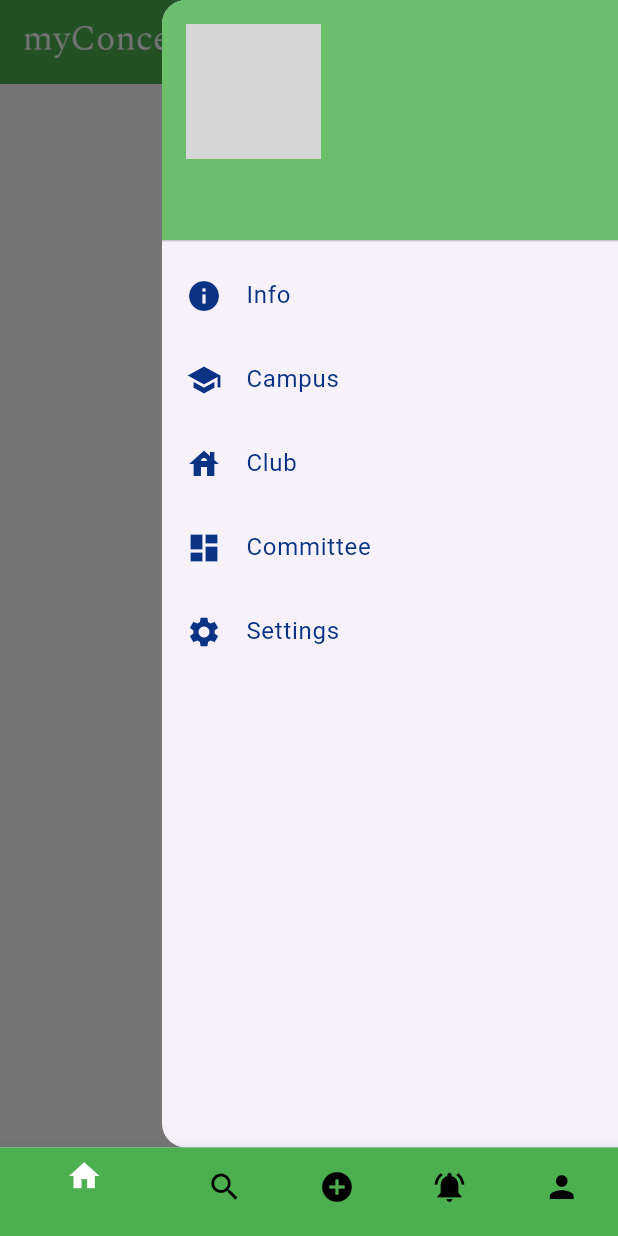
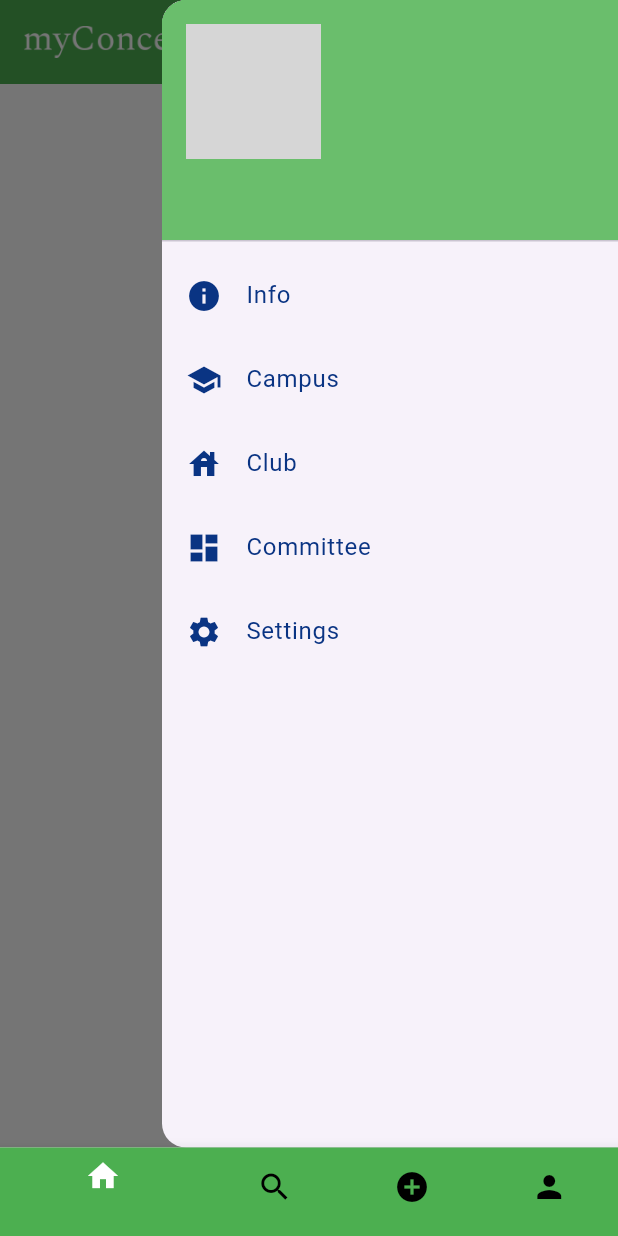
Before and after one commit to mneha-1394/mycapp, a Flutter app: the screen it shows once a user with an empty profile is signed in, with the side drawer open, on a phone screen of 412 x 824 dp. Run offline on Flutter 3.47's test engine with Material 3 defaults, Android fonts, the phone set to English and light mode, and no system bars; our stand-ins replace cloud_firestore, firebase_auth, firebase_core, firebase_storage, google_sign_in, image_picker; missing offline and left inert: flutter_mentions; accounts and stored records are empty; network calls fail; grey boxes are pictures that could not be loaded.

Commit message:
01-06-24

```diff
--- a/lib/main.dart
+++ b/lib/main.dart
@@ -73,3 +73,4 @@ class MyApp extends StatelessWidget {
     );
   }
 }
+//flutter run -d chrome --web-renderer html
--- a/lib/responsive/mobile_screen_layout.dart
+++ b/lib/responsive/mobile_screen_layout.dart
@@ -71,16 +71,8 @@ class _MobileScreenLayoutState extends State<MobileScreenLayout> {
               backgroundColor: mobileBackgroundColor),
           BottomNavigationBarItem(
             icon: Icon(
-              Icons.notifications_active,
+              Icons.person,
               color: (_page == 3) ? primaryColor : secondaryColor,
-            ),
-            label: '',
-            backgroundColor: mobileBackgroundColor,
-          ),
-          BottomNavigationBarItem(
-            icon: Icon(
-              Icons.person,
-              color: (_page == 4) ? primaryColor : secondaryColor,
             ),
             label: '',
             backgroundColor: mobileBackgroundColor,
--- a/lib/screens/create_profile_screen.dart
+++ b/lib/screens/create_profile_screen.dart
@@ -74,6 +74,7 @@ class _CreateProfileScreenState extends State<CreateProfileScreen> {
 
   @override
   Widget build(BuildContext context) {
+
     return Scaffold(
         backgroundColor: primaryColor,
         body: SafeArea(
--- a/lib/screens/profile_screen.dart
+++ b/lib/screens/profile_screen.dart
@@ -100,8 +100,7 @@ class _ProfileScreenState extends State<ProfileScreen> {
                                       MainAxisAlignment.spaceEvenly,
                                   children: [
                                     buildStatColumn(postLen, "concerns"),
-                                    buildStatColumn(followers, "followers"),
-                                    buildStatColumn(following, "following"),
+                                    buildStatColumn(followers, "views"),
                                   ],
                                 ),
                               ],
--- a/lib/screens/search_screen.dart
+++ b/lib/screens/search_screen.dart
@@ -1,7 +1,6 @@
 import 'package:cloud_firestore/cloud_firestore.dart';
 import 'package:flutter/material.dart';
 import 'package:flutter_staggered_grid_view/flutter_staggered_grid_view.dart';
-import 'package:test_app/screens/profile_screen.dart';
 import '../utils/colors.dart';
 
 class SearchScreen extends StatefulWidget {
--- a/lib/utils/global_variable.dart
+++ b/lib/utils/global_variable.dart
@@ -10,6 +10,5 @@ List<Widget> homeScreenItems = [
    const Feedscreen(),
   const SearchScreen(),
   const AddConcernScreen(),
-  const Text('notifications'),
   ProfileScreen(uid: uid),
 ];
--- a/lib/widgets/post_card.dart
+++ b/lib/widgets/post_card.dart
@@ -157,7 +157,7 @@ class _PostCardState extends State<PostCard> {
             onDoubleTap: () {
               FireStoreMethods().likePost(
                 widget.snap['postId'].toString(),
-                user.uid,
+                widget.snap['uid'].toString(),
                 widget.snap['likes'],
               );
               setState(() {
@@ -215,7 +215,7 @@ class _PostCardState extends State<PostCard> {
                         ),
                   onPressed: () => FireStoreMethods().likePost(
                     widget.snap['postId'].toString(),
-                    user.uid,
+                    widget.snap['uid'].toString(),
                     widget.snap['likes'],
                   ),
                 ),
```
